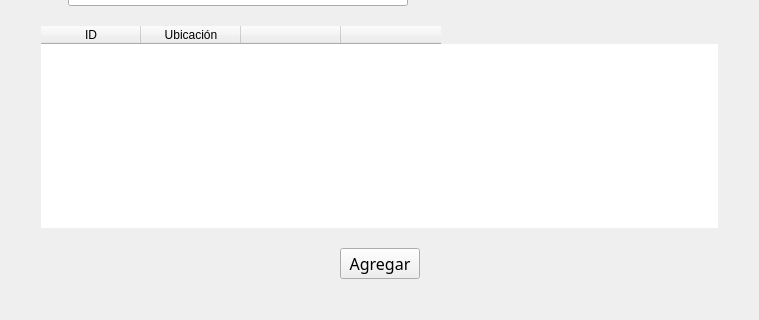
The window that blustock/ui/screens_uis/ubicaciones.ui (MaxAPBusiness/Blustock) describes before a commit, drawn with Qt 5; both pictures show x 0 to 759 and y 155 to 475 of the 759 by 475 pixel window.
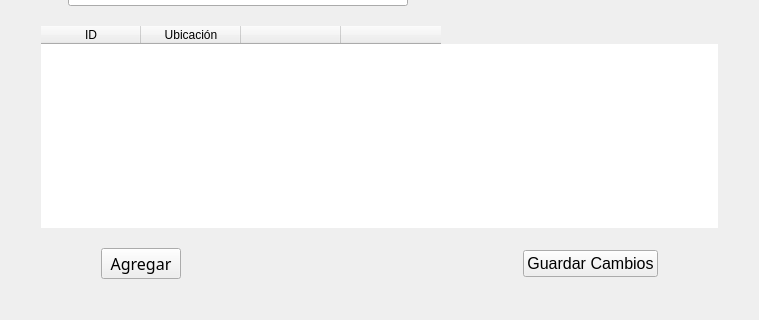
The same window after the commit. Icons and pictures are not drawn.

Diff of the .ui file:
```diff
--- a/blustock/ui/screens_uis/ubicaciones.ui
+++ b/blustock/ui/screens_uis/ubicaciones.ui
@@ -185,19 +185,6 @@
        <property name="rightMargin">
         <number>60</number>
        </property>
-       <item>
-        <spacer name="horizontalSpacer_3">
-         <property name="orientation">
-          <enum>Qt::Horizontal</enum>
-         </property>
-         <property name="sizeHint" stdset="0">
-          <size>
-           <width>40</width>
-           <height>20</height>
-          </size>
-         </property>
-        </spacer>
-       </item>
        <item>
         <widget class="QPushButton" name="pushButton_2">
          <property name="font">
@@ -226,6 +213,18 @@
          </property>
         </spacer>
        </item>
+       <item>
+        <widget class="QPushButton" name="botonGuardar">
+         <property name="font">
+          <font>
+           <pointsize>12</pointsize>
+          </font>
+         </property>
+         <property name="text">
+          <string>Guardar Cambios</string>
+         </property>
+        </widget>
+       </item>
       </layout>
      </item>
     </layout>
```
